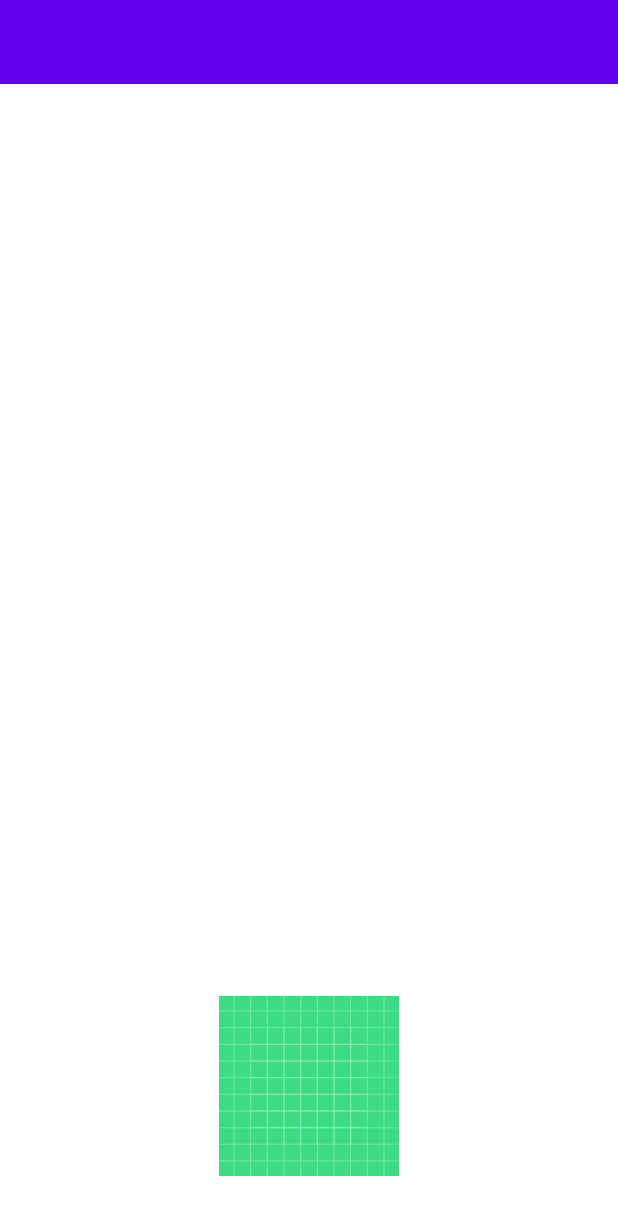
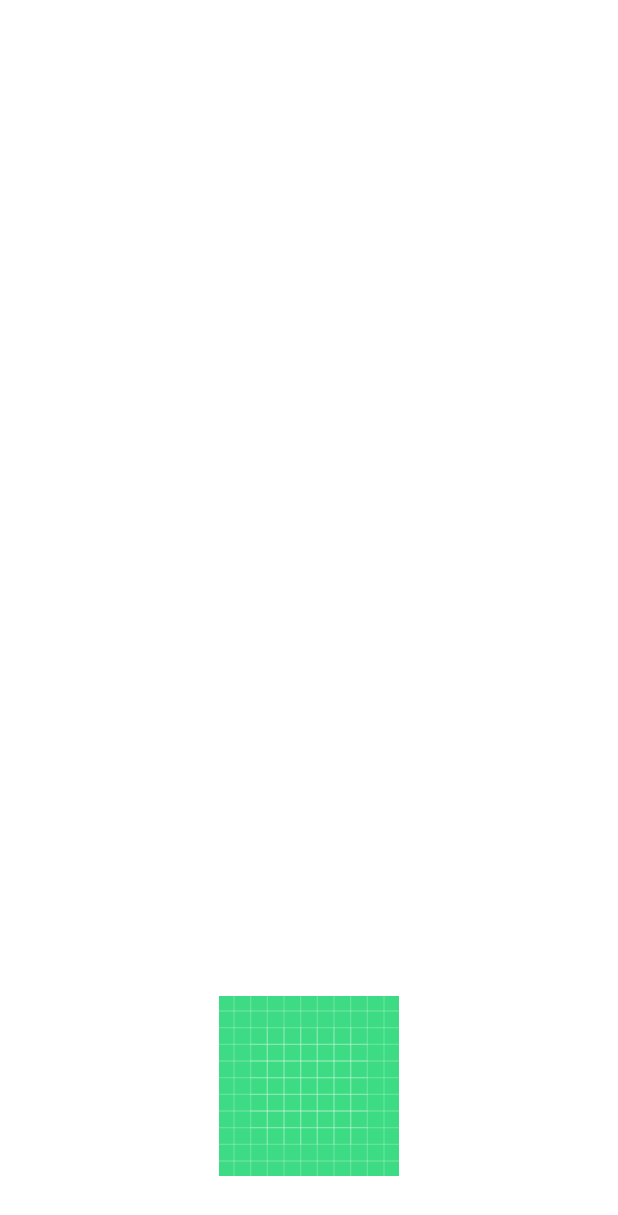
Before and after one commit to digathomas/insight_see_with_touch, an Android app: the layout activity_main.xml on its own in the app's theme, with its tools: preview values and no code run, on a phone screen of 412 x 824 dp. Shown: the top 1215 px of the screen. Run offline under Robolectric (Android 15) with nearby library versions, the phone set to English and light mode, and no system bars.

Commit message:
Changed app to utilized provided actionbar

```diff
--- a/app/src/main/java/com/example/insight/MainActivity.java
+++ b/app/src/main/java/com/example/insight/MainActivity.java
@@ -48,9 +48,6 @@ public class MainActivity extends AppCompatActivity {
         super.onCreate(savedInstanceState);
         setContentView(R.layout.activity_main);
         getWindow().addFlags(WindowManager.LayoutParams.FLAG_KEEP_SCREEN_ON);
-
-        Toolbar toolbar = findViewById(R.id.toolbar);
-        setSupportActionBar(toolbar);
 
         //Camera Permissions
         if(!hasPermission()){
--- a/app/src/main/res/layout/activity_main.xml
+++ b/app/src/main/res/layout/activity_main.xml
@@ -6,21 +6,12 @@
         android:layout_width="match_parent"
         android:layout_height="match_parent"
         tools:context=".MainActivity">
-
-    <androidx.appcompat.widget.Toolbar
-            android:id="@+id/toolbar"
-            android:layout_width="match_parent"
-            android:layout_height="wrap_content"
-            android:background="?attr/colorPrimary"
-            android:minHeight="?attr/actionBarSize"
-            app:layout_constraintTop_toTopOf="parent"/>
     <RelativeLayout
             android:layout_width="match_parent"
             android:layout_height="400dp"
             android:background="@android:color/white"
             android:orientation="vertical"
             android:id="@+id/relativeLayout"
-            android:layout_marginTop="?attr/actionBarSize"
             app:layout_constraintTop_toTopOf="parent"
             app:layout_constraintEnd_toEndOf="parent"
             android:gravity="center">
--- a/app/src/main/res/values/themes.xml
+++ b/app/src/main/res/values/themes.xml
@@ -12,7 +12,5 @@
         <!-- Status bar color. -->
         <item name="android:statusBarColor" tools:targetApi="l">?attr/colorPrimaryVariant</item>
         <!-- NoactionBar-->
-        <item name="windowActionBar">false</item>
-        <item name="windowNoTitle">true</item>
     </style>
 </resources>
```
